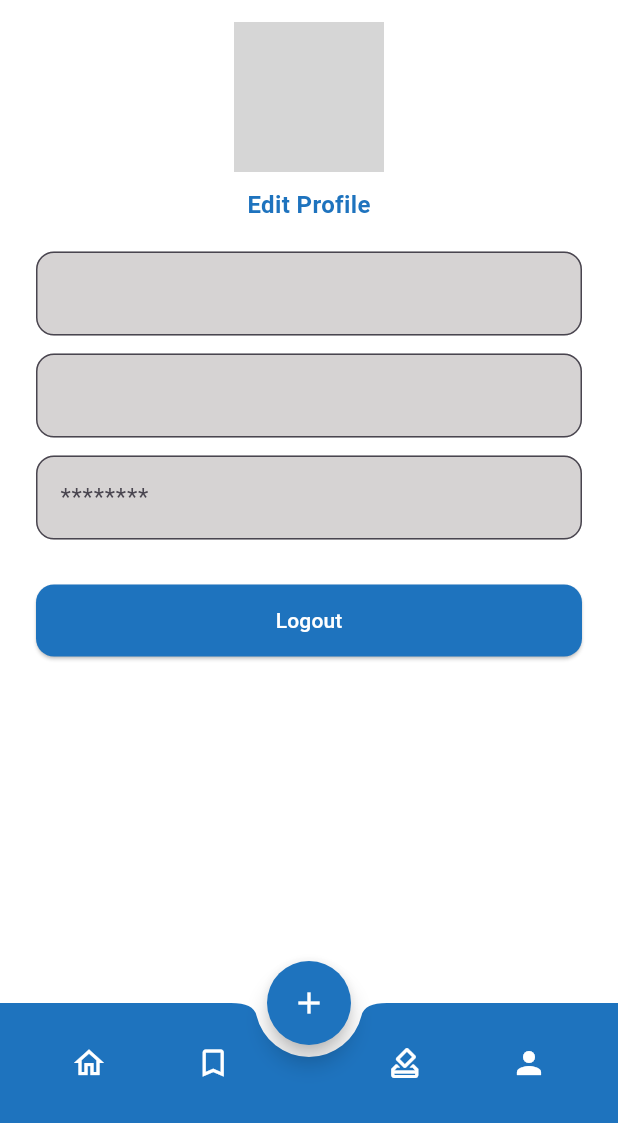
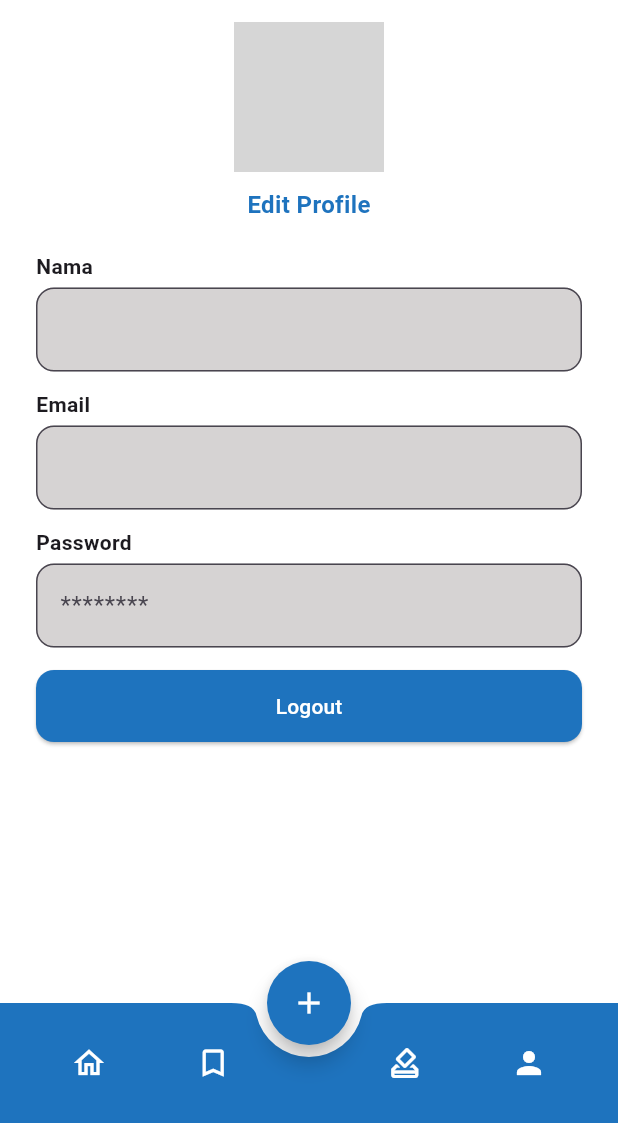
Before and after one commit to Rayhan479/berita12, a Flutter app: the ProfilePage screen opened by its route, on a phone screen of 412 x 824 dp, the part 113-1236 px from its top. Run offline on Flutter 3.47's test engine with Material 3 defaults, Android fonts, the light colour scheme and no system bars; our stand-ins replace carousel_slider, dotted_border, flutter_secure_storage, image_picker, shared_preferences; accounts and stored records are empty; grey boxes are pictures that could not be loaded.

Commit message:
update commit
update/integrasi profile dan edit profile

```diff
--- a/lib/main.dart
+++ b/lib/main.dart
@@ -4,7 +4,6 @@ import 'package:berita12/views/splash_screen_page.dart';
 import 'package:berita12/views/login_page.dart';
 import 'package:berita12/views/register_page.dart';
 import 'package:berita12/views/profile_page.dart';
-import 'package:berita12/views/edit_profile_page.dart';
 import 'package:berita12/views/home_page.dart';
 import 'package:berita12/views/bookmark_page.dart';
 import 'package:berita12/views/add_news_page.dart';
@@ -33,7 +32,6 @@ class MyApp extends StatelessWidget {
         '/bookmark': (context) => const BookmarkPage(),
         '/add': (context) => const CreateNewsPage(),
         '/profile': (context) => const ProfilePage(),
-        '/editprofile': (context) => const EditProfilePage(),
         '/mynews': (context) => const MyNewsPage(),
         '/news': (context) => const NewsDetailPage(),
         '/notification': (context) => const NotificationPage(),
--- a/lib/views/profile_page.dart
+++ b/lib/views/profile_page.dart
@@ -1,6 +1,7 @@
 import 'dart:io';
 import 'package:flutter/material.dart';
-import 'package:berita12/services/api_service.dart';
+import 'package:flutter_secure_storage/flutter_secure_storage.dart';
+import 'edit_profile_page.dart';
 
 class ProfilePage extends StatefulWidget {
   const ProfilePage({super.key});
@@ -10,24 +11,25 @@ class ProfilePage extends StatefulWidget {
 }
 
 class _ProfilePageState extends State<ProfilePage> {
-  String name = 'Memuat...';
-  String email = 'Memuat...';
+  final _storage = const FlutterSecureStorage();
+  String name = 'Berita12';
+  String email = 'berita12@gmail.com';
   String password = '********';
   File? imageFile;
-
-  final ApiService _apiService = ApiService();
 
   @override
   void initState() {
     super.initState();
-    _loadUserData();
+    _loadUserInfo();
   }
 
-  Future<void> _loadUserData() async {
-    final userInfo = await _apiService.getUserInfo();
+  Future<void> _loadUserInfo() async {
+    final storedName = await _storage.read(key: 'user_name');
+    final storedEmail = await _storage.read(key: 'user_email');
+
     setState(() {
-      name = userInfo['name'] ?? 'Tidak ditemukan';
-      email = userInfo['email'] ?? 'Tidak ditemukan';
+      name = storedName ?? name;
+      email = storedEmail ?? email;
     });
   }
 
@@ -42,10 +44,7 @@ class _ProfilePageState extends State<ProfilePage> {
         automaticallyImplyLeading: false,
         title: Row(
           children: [
-            Image.asset(
-              'assets/images/logo_berita12.png',
-              width: 70,
-            ),
+            Image.asset('assets/images/logo_berita12.png', width: 70),
             const SizedBox(width: 8),
             const Text(
               'Profile',
@@ -64,16 +63,31 @@ class _ProfilePageState extends State<ProfilePage> {
           Center(
             child: CircleAvatar(
               radius: 50,
-              backgroundImage: imageFile != null
-                  ? FileImage(imageFile!)
-                  : const AssetImage('assets/images/profile_placeholder.png')
-                      as ImageProvider,
+              backgroundImage:
+                  imageFile != null
+                      ? FileImage(imageFile!)
+                      : const AssetImage(
+                            'assets/images/profile_placeholder.png',
+                          )
+                          as ImageProvider,
             ),
           ),
           const SizedBox(height: 10),
           GestureDetector(
             onTap: () async {
-              final result = await Navigator.pushNamed(context, '/editprofile');
+              final result = await Navigator.push(
+                context,
+                MaterialPageRoute(
+                  builder:
+                      (context) => EditProfilePage(
+                        initialName: name,
+                        initialEmail: email,
+                        initialPassword: password,
+                        initialImage: imageFile,
+                      ),
+                ),
+              );
+
               if (result != null && result is Map) {
                 setState(() {
                   name = result['name'] ?? name;
@@ -96,7 +110,13 @@ class _ProfilePageState extends State<ProfilePage> {
           Padding(
             padding: const EdgeInsets.symmetric(horizontal: 24.0),
             child: Column(
+              crossAxisAlignment: CrossAxisAlignment.start,
               children: [
+                const Text(
+                  "Nama",
+                  style: TextStyle(fontWeight: FontWeight.bold),
+                ),
+                const SizedBox(height: 4),
                 TextField(
                   readOnly: true,
                   decoration: InputDecoration(
@@ -109,6 +129,11 @@ class _ProfilePageState extends State<ProfilePage> {
                   ),
                 ),
                 const SizedBox(height: 12),
+                const Text(
+                  "Email",
+                  style: TextStyle(fontWeight: FontWeight.bold),
+                ),
+                const SizedBox(height: 4),
                 TextField(
                   readOnly: true,
                   decoration: InputDecoration(
@@ -121,6 +146,11 @@ class _ProfilePageState extends State<ProfilePage> {
                   ),
                 ),
                 const SizedBox(height: 12),
+                const Text(
+                  "Password",
+                  style: TextStyle(fontWeight: FontWeight.bold),
+                ),
+                const SizedBox(height: 4),
                 TextField(
                   obscureText: true,
                   readOnly: true,
@@ -136,7 +166,7 @@ class _ProfilePageState extends State<ProfilePage> {
               ],
             ),
           ),
-          const SizedBox(height: 30),
+          const SizedBox(height: 15),
           Padding(
             padding: const EdgeInsets.symmetric(horizontal: 24.0),
             child: SizedBox(
@@ -187,7 +217,10 @@ class _ProfilePageState extends State<ProfilePage> {
                   onPressed: () {
                     Navigator.pushNamed(context, '/mynews');
                   },
-                  icon: const Icon(Icons.how_to_vote_outlined, color: Colors.white),
+                  icon: const Icon(
+                    Icons.how_to_vote_outlined,
+                    color: Colors.white,
+                  ),
                 ),
                 IconButton(
                   onPressed: () {
```
Also changed, not shown: lib/views/edit_profile_page.dart (+51 -75 lines).
